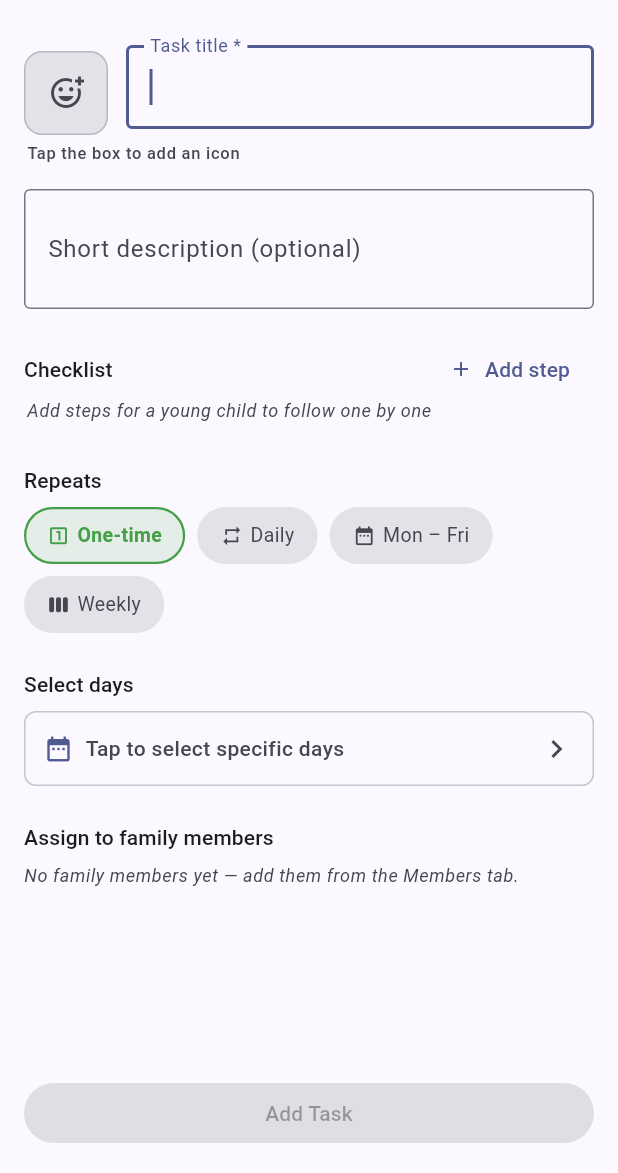
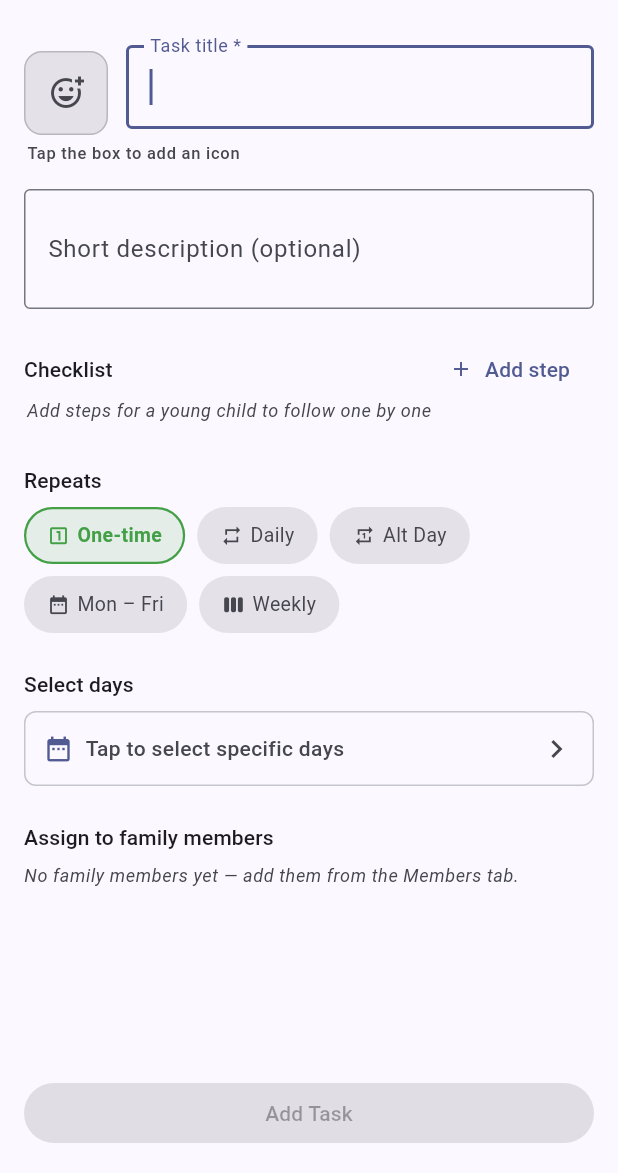
Before and after one commit to kiabeak-blip/MyDays, a Flutter app: the TaskFormScreen screen opened directly, on a phone screen of 412 x 824 dp, the part 63-1236 px from its top. Run offline on Flutter 3.47's test engine with Material 3 defaults, Android fonts, the phone set to English and light mode, and no system bars; our stand-ins replace cloud_firestore, firebase_auth, firebase_core, google_sign_in, shared_preferences, table_calendar; accounts and stored records are empty.

Commit message:
Add every-other-day recurrence option
New RecurrenceType.everyOtherDay applies on alternate days starting
from the task's referenceDate (daysSinceStart % 2 == 0). Shown as
'ALT DAY' badge everywhere and selectable via a new chip in the task
form. Agent service updated to offer the option too.

Co-Authored-By: Claude Sonnet 4.6 <noreply@anthropic.com>

````diff
--- a/lib/models/task.dart
+++ b/lib/models/task.dart
@@ -5,7 +5,7 @@ export 'subtask.dart';
 
 enum TaskScope { day, week, month, custom }
 
-enum RecurrenceType { none, daily, weekdays, weekly }
+enum RecurrenceType { none, daily, everyOtherDay, weekdays, weekly }
 
 class Task {
   final String id;
@@ -58,6 +58,8 @@ class Task {
           break;
         case RecurrenceType.daily:
           return true;
+        case RecurrenceType.everyOtherDay:
+          return d.difference(start).inDays % 2 == 0;
         case RecurrenceType.weekdays:
           return d.weekday >= DateTime.monday &&
               d.weekday <= DateTime.friday;
--- a/lib/screens/all_tasks_screen.dart
+++ b/lib/screens/all_tasks_screen.dart
@@ -215,6 +215,7 @@ class _AllTasksScreenState extends State<AllTasksScreen> {
     if (t.isRecurring) {
       return switch (t.recurrence) {
         RecurrenceType.daily => '🔁 Daily — from ${DateFormat('MMM d').format(t.referenceDate)}',
+        RecurrenceType.everyOtherDay => '🔁 Every other day — from ${DateFormat('MMM d').format(t.referenceDate)}',
         RecurrenceType.weekdays => '🔁 Mon–Fri — from ${DateFormat('MMM d').format(t.referenceDate)}',
         RecurrenceType.weekly => '🔁 Weekly (${DateFormat('EEEE').format(t.referenceDate)}s)',
         RecurrenceType.none => 'Recurring',
--- a/lib/screens/member_tasks_screen.dart
+++ b/lib/screens/member_tasks_screen.dart
@@ -515,6 +515,7 @@ class _TaskRowState extends State<_TaskRow> {
 
   String _recurrenceLabel(RecurrenceType r) => switch (r) {
         RecurrenceType.daily => 'DAILY',
+        RecurrenceType.everyOtherDay => 'ALT DAY',
         RecurrenceType.weekdays => 'MON–FRI',
         RecurrenceType.weekly => 'WEEKLY',
         RecurrenceType.none => '',
--- a/lib/screens/task_form_screen.dart
+++ b/lib/screens/task_form_screen.dart
@@ -225,6 +225,13 @@ class _TaskFormScreenState extends State<TaskFormScreen> {
                   selected: _recurrence == RecurrenceType.daily,
                   onTap: () =>
                       setState(() => _recurrence = RecurrenceType.daily),
+                ),
+                _RecurrenceChip(
+                  label: 'Alt Day',
+                  icon: Icons.repeat_one,
+                  selected: _recurrence == RecurrenceType.everyOtherDay,
+                  onTap: () =>
+                      setState(() => _recurrence = RecurrenceType.everyOtherDay),
                 ),
                 _RecurrenceChip(
                   label: 'Mon – Fri',
--- a/lib/services/agent_service.dart
+++ b/lib/services/agent_service.dart
@@ -117,11 +117,11 @@ You can help by:
 
 When the user asks to CREATE a task, reply naturally AND include a JSON action block like:
 ```json
-{"action":"add_task","params":{"title":"...","description":"...","memberNames":["Name1"],"recurrence":"none|daily|weekdays|weekly","customDates":["YYYY-MM-DD"]}}
+{"action":"add_task","params":{"title":"...","description":"...","memberNames":["Name1"],"recurrence":"none|daily|everyOtherDay|weekdays|weekly","customDates":["YYYY-MM-DD"]}}
 ```
 
 Rules for the JSON block:
-- "recurrence" must be one of: none, daily, weekdays, weekly
+- "recurrence" must be one of: none, daily, everyOtherDay, weekdays, weekly
 - If recurrence is "none", include "customDates" (array of ISO date strings the task applies to)
 - If recurrence is not "none", omit "customDates"
 - "memberNames" must match names from the family list above
--- a/lib/widgets/task_card.dart
+++ b/lib/widgets/task_card.dart
@@ -311,6 +311,7 @@ class _RecurrenceBadge extends StatelessWidget {
     const color = Color(0xFF43A047);
     final label = switch (recurrence) {
       RecurrenceType.daily => 'DAILY',
+      RecurrenceType.everyOtherDay => 'ALT DAY',
       RecurrenceType.weekdays => 'MON–FRI',
       RecurrenceType.weekly => 'WEEKLY',
       RecurrenceType.none => '',
````
